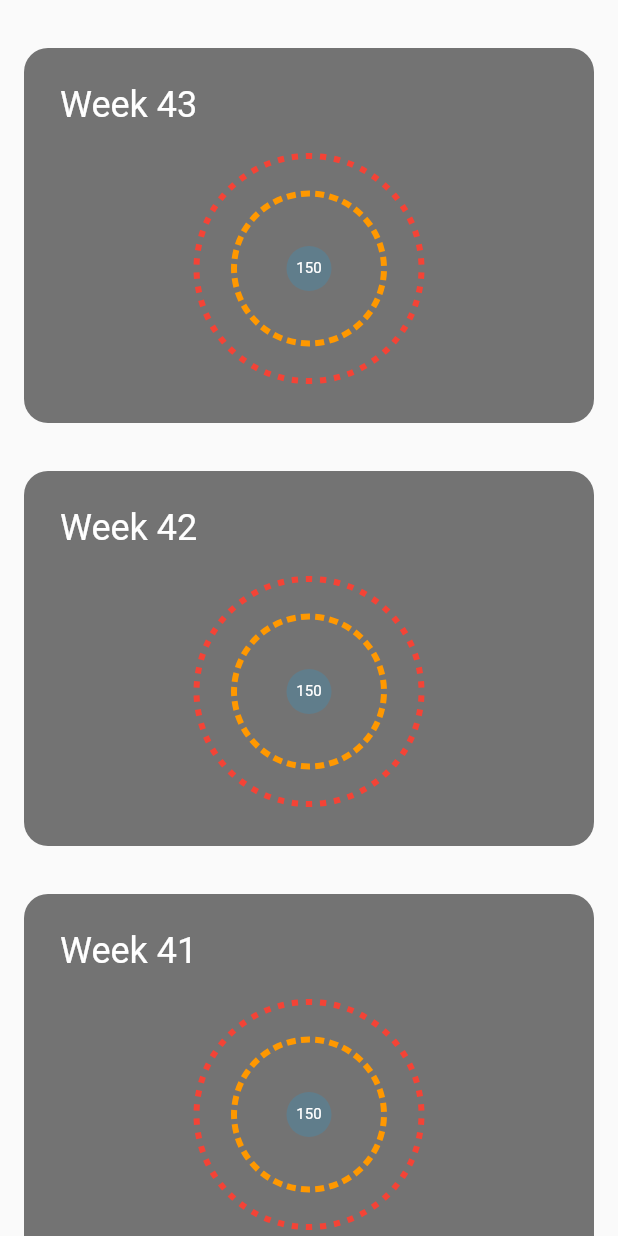
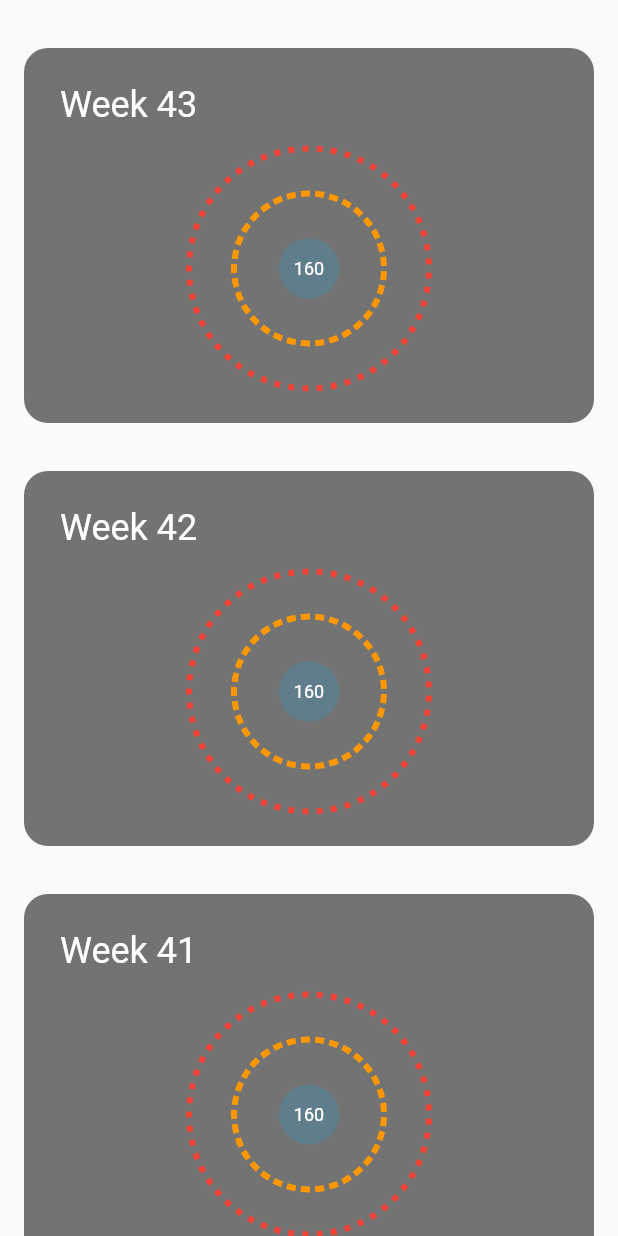
Before and after one commit to altaired/junction, a Flutter app: the screen it shows after launch, on a phone screen of 412 x 824 dp. Run offline on Flutter 3.47's test engine with Material 2 defaults, Android fonts, the phone set to English and light mode, and no system bars.

Commit message:
minor changes

```diff
--- a/lib/shared/circle_graph.dart
+++ b/lib/shared/circle_graph.dart
@@ -10,7 +10,7 @@ class CircleGraph extends StatelessWidget {
   final int refFootprint;
   final int myFootprint;
 
-  CircleGraph({this.refFootprint = 100, this.myFootprint = 150});
+  CircleGraph({this.refFootprint = 100, this.myFootprint = 160});
 
   @override
   Widget build(BuildContext context) {
@@ -23,14 +23,14 @@ class CircleGraph extends StatelessWidget {
           alignment: Alignment.center,
           children: <Widget>[
             Container(
-              width: 30,
-              height: 30,
+              width: 40,
+              height: 40,
               decoration: new BoxDecoration(
                 color: Colors.blueGrey,
                 shape: BoxShape.circle,
               ),
             ),
-            Text(myFootprint.toString(), style: TextStyle(fontSize: 10, color: Colors.white)),
+            Text(myFootprint.toString(), style: TextStyle(fontSize: 12, color: Colors.white)),
           ],
         ),
         CircleWidget(size: myFootprint.toDouble(), color: myColor),
```
